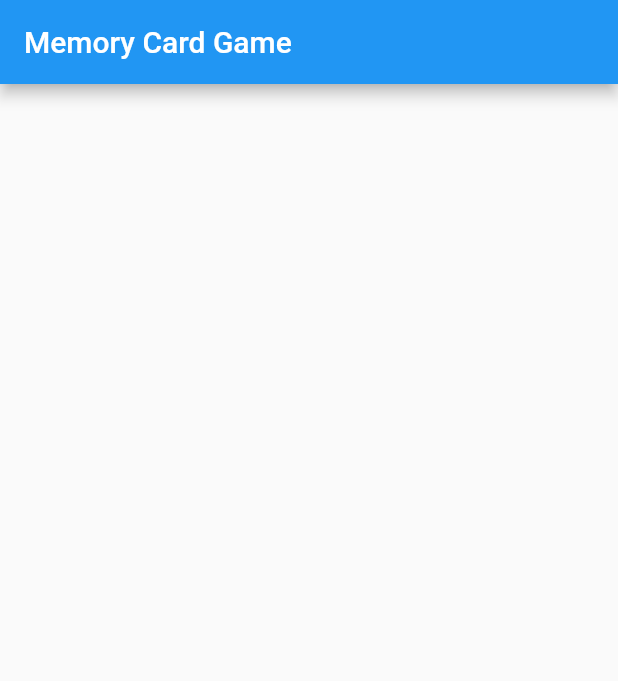
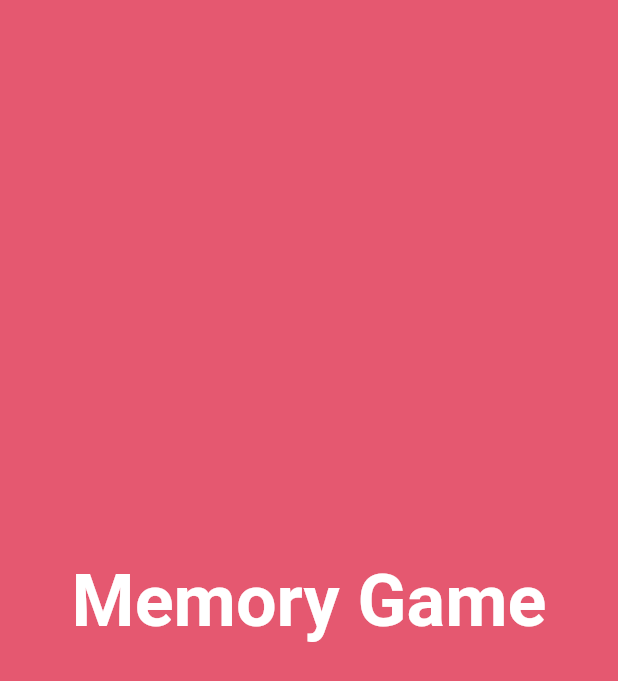
Before and after one commit to mjk22071998/memory_card_game, a Flutter app: the screen it shows after launch, on a phone screen of 412 x 824 dp. Shown: the top 681 px of the screen. Run offline on Flutter 3.47's test engine with Material 2 defaults, Android fonts, the phone set to English and light mode, and no system bars.

Commit message:
Assets added and UI started

```diff
--- a/lib/main.dart
+++ b/lib/main.dart
@@ -1,3 +1,5 @@
+import 'dart:ui';
+
 import 'package:flutter/material.dart';
 
 void main() {
@@ -26,14 +28,32 @@
 }
 
 class _MyHomePageState extends State<MyHomePage> {
-
   @override
   Widget build(BuildContext context) {
     return Scaffold(
-      appBar: AppBar(
-        title: Text(widget.title),
+      backgroundColor: const Color(0xFFE55870),
+      body: Column(
+        mainAxisAlignment: MainAxisAlignment.center,
+        crossAxisAlignment: CrossAxisAlignment.center,
+        children: [
+          const Center(
+            child: Text(
+              "Memory Game",
+              style: TextStyle(
+                fontSize: 48.0,
+                fontWeight: FontWeight.bold,
+                color: Colors.white,
+              ),
+            ),
+          ),
+          const SizedBox(height: 24.0,),
+          Row(
+            mainAxisAlignment: MainAxisAlignment.spaceAround,
+            crossAxisAlignment: CrossAxisAlignment.center,
+
+          ),
+        ],
       ),
-      body: Container(),
     );
   }
 }
--- a/pubspec.yaml
+++ b/pubspec.yaml
@@ -58,9 +58,8 @@ flutter:
   uses-material-design: true
 
   # To add assets to your application, add an assets section, like this:
-  # assets:
-  #   - images/a_dot_burr.jpeg
-  #   - images/a_dot_ham.jpeg
+  assets:
+    - assets/
 
   # An image asset can refer to one or more resolution-specific "variants", see
   # https://flutter.dev/assets-and-images/#resolution-aware.
```
Also changed, not shown: 1 other file.
